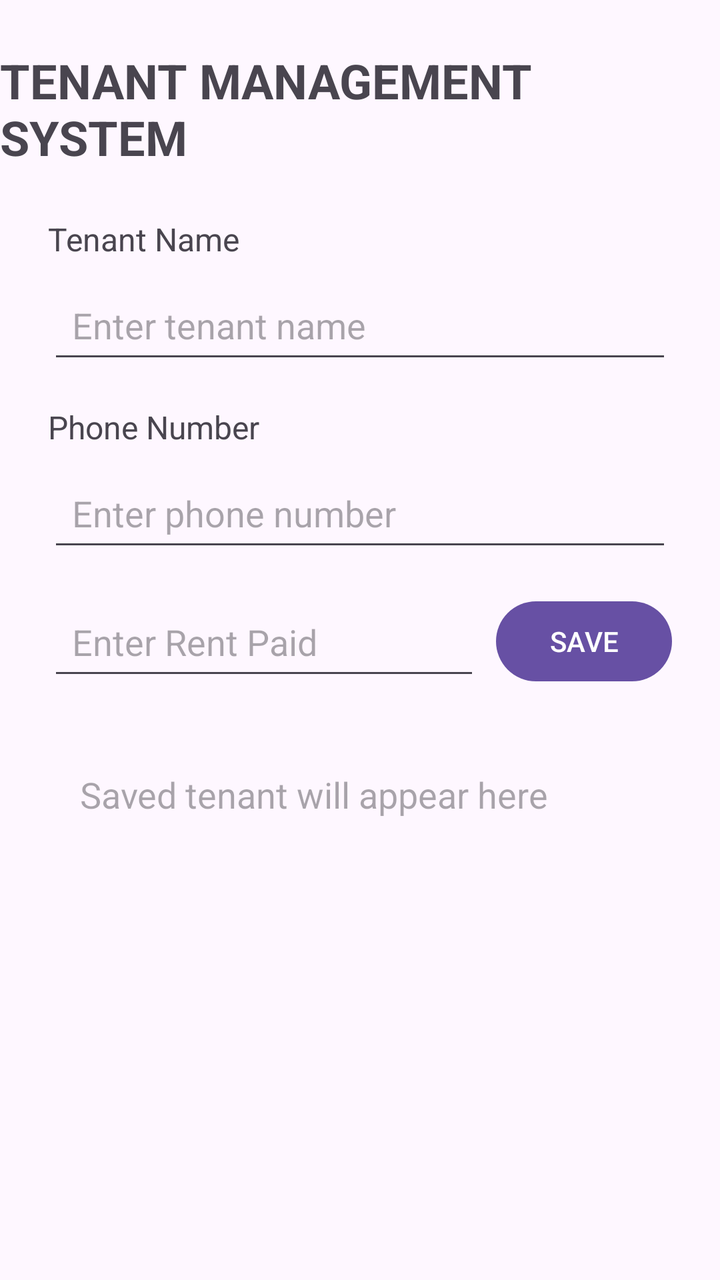
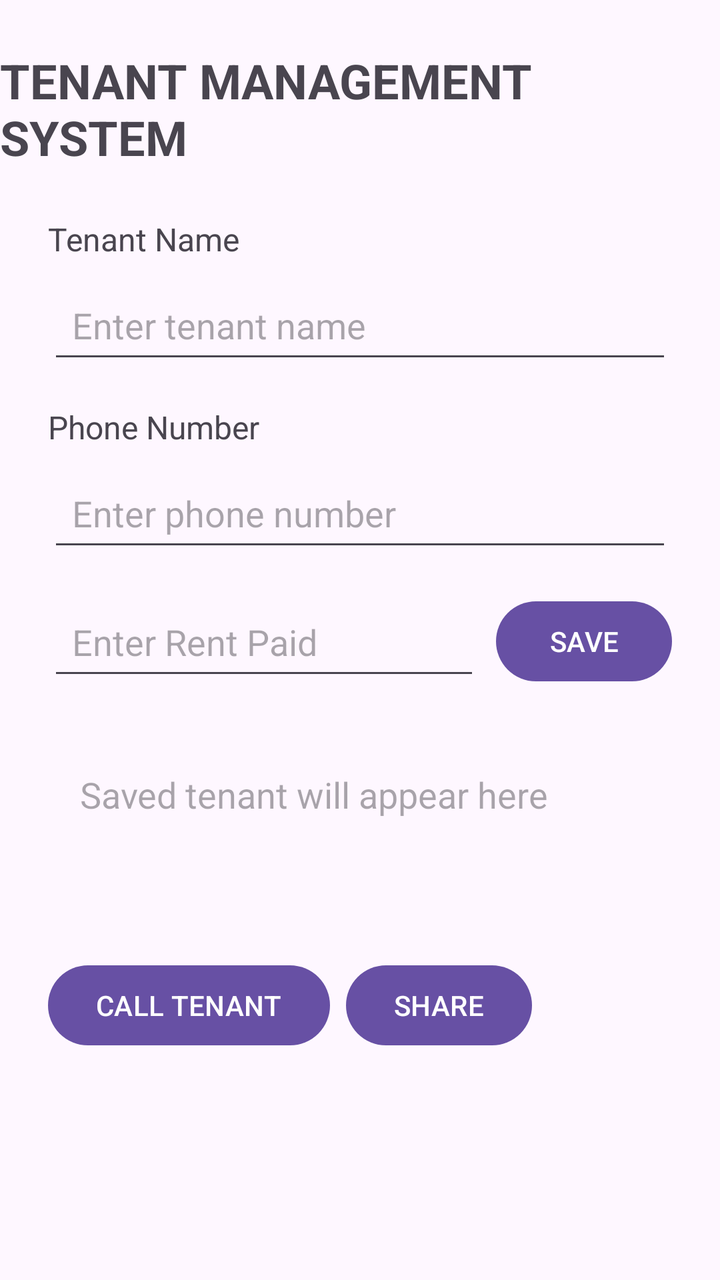

The first picture is an Android layout as it rendered before a commit; the second is the same layout after the commit. The layout source and the unified diff follow.
<!-- AndroidManifest.xml: application theme Theme.TenantManagementSystem -->
<!-- res/layout/activity_main.xml -->
<?xml version="1.0" encoding="utf-8"?>
<layout xmlns:android="http://schemas.android.com/apk/res/android"
    xmlns:app="http://schemas.android.com/apk/res-auto">

    <data>
        <variable
            name="tenant"
            type="com.example.tenantmanagementsystem.Tenant" />
    </data>

    <androidx.constraintlayout.widget.ConstraintLayout
        android:layout_width="match_parent"
        android:layout_height="match_parent">

        <TextView
            android:id="@+id/titleTextView"
            android:layout_width="wrap_content"
            android:layout_height="wrap_content"
            android:text="TENANT MANAGEMENT SYSTEM"
            android:textSize="24sp"
            android:textStyle="bold"
            android:layout_marginTop="24dp"
            app:layout_constraintTop_toTopOf="parent"
            app:layout_constraintStart_toStartOf="parent"
            app:layout_constraintEnd_toEndOf="parent" />

        <TextView
            android:id="@+id/tenantNameLabel"
            android:layout_width="wrap_content"
            android:layout_height="wrap_content"
            android:text="Tenant Name"
            android:textSize="16sp"
            android:layout_marginTop="24dp"
            android:layout_marginStart="24dp"
            app:layout_constraintTop_toBottomOf="@id/titleTextView"
            app:layout_constraintStart_toStartOf="parent" />

        <EditText
            android:id="@+id/tenantNameEditText"
            android:layout_width="0dp"
            android:layout_height="wrap_content"
            android:hint="Enter tenant name"
            android:minHeight="48dp"
            android:padding="12dp"
            android:layout_marginTop="8dp"
            android:layout_marginStart="24dp"
            android:layout_marginEnd="24dp"
            app:layout_constraintTop_toBottomOf="@id/tenantNameLabel"
            app:layout_constraintStart_toStartOf="parent"
            app:layout_constraintEnd_toEndOf="parent" />

        <TextView
            android:id="@+id/phoneLabel"
            android:layout_width="wrap_content"
            android:layout_height="wrap_content"
            android:text="Phone Number"
            android:textSize="16sp"
            android:layout_marginTop="16dp"
            android:layout_marginStart="24dp"
            app:layout_constraintTop_toBottomOf="@id/tenantNameEditText"
            app:layout_constraintStart_toStartOf="parent" />

        <EditText
            android:id="@+id/phoneEditText"
            android:layout_width="0dp"
            android:layout_height="wrap_content"
            android:hint="Enter phone number"
            android:inputType="phone"
            android:minHeight="48dp"
            android:padding="12dp"
            android:layout_marginTop="8dp"
            android:layout_marginStart="24dp"
            android:layout_marginEnd="24dp"
            app:layout_constraintTop_toBottomOf="@id/phoneLabel"
            app:layout_constraintStart_toStartOf="parent"
            app:layout_constraintEnd_toEndOf="parent" />

        <EditText
            android:id="@+id/rentEditText"
            android:layout_width="0dp"
            android:layout_height="wrap_content"
            android:hint="Enter Rent Paid"
            android:inputType="numberDecimal"
            android:minHeight="48dp"
            android:padding="12dp"
            android:layout_marginStart="24dp"
            android:layout_marginTop="16dp"
            android:layout_marginEnd="8dp"
            app:layout_constraintTop_toBottomOf="@id/phoneEditText"
            app:layout_constraintStart_toStartOf="parent"
            app:layout_constraintEnd_toStartOf="@id/saveButton" />

        <Button
            android:id="@+id/saveButton"
            android:layout_width="wrap_content"
            android:layout_height="wrap_content"
            android:text="SAVE"
            android:layout_marginEnd="24dp"
            app:layout_constraintTop_toTopOf="@id/rentEditText"
            app:layout_constraintEnd_toEndOf="parent" />

        <TextView
            android:id="@+id/tenantResultTextView"
            android:layout_width="0dp"
            android:layout_height="wrap_content"
            android:text="@{tenant.summary()}"
            android:hint="Saved tenant will appear here"
            android:textSize="18sp"
            android:padding="16dp"
            android:layout_margin="24dp"
            app:layout_constraintTop_toBottomOf="@id/rentEditText"
            app:layout_constraintStart_toStartOf="parent"
            app:layout_constraintEnd_toEndOf="parent" />

        <TextView
            android:id="@+id/tenantNameOnlyTextView"
            android:layout_width="0dp"
            android:layout_height="wrap_content"
            android:text="@{tenant.name}"
            android:textSize="28sp"
            android:textStyle="bold"
            android:layout_marginStart="24dp"
            android:layout_marginEnd="24dp"
            app:layout_constraintTop_toBottomOf="@id/tenantResultTextView"
            app:layout_constraintStart_toStartOf="parent"
            app:layout_constraintEnd_toEndOf="parent" />

    </androidx.constraintlayout.widget.ConstraintLayout>
</layout>
<!-- resources referenced by this layout -->
<resources>
  <style name="Theme.TenantManagementSystem" parent="Base.Theme.TenantManagementSystem" />
  <style name="Base.Theme.TenantManagementSystem" parent="Theme.Material3.DayNight.NoActionBar">
          
          
      </style>
</resources>

<!-- the commit's change to res/layout/activity_main.xml (unified diff, before → after) -->
@@ -125,5 +125,24 @@
             app:layout_constraintStart_toStartOf="parent"
             app:layout_constraintEnd_toEndOf="parent" />
 
+        <Button
+            android:id="@+id/callButton"
+            android:layout_width="wrap_content"
+            android:layout_height="wrap_content"
+            android:text="CALL TENANT"
+            android:layout_marginStart="24dp"
+            android:layout_marginTop="16dp"
+            app:layout_constraintTop_toBottomOf="@id/tenantNameOnlyTextView"
+            app:layout_constraintStart_toStartOf="parent" />
+
+        <Button
+            android:id="@+id/shareButton"
+            android:layout_width="wrap_content"
+            android:layout_height="wrap_content"
+            android:text="SHARE"
+            android:layout_marginStart="8dp"
+            app:layout_constraintTop_toTopOf="@id/callButton"
+            app:layout_constraintStart_toEndOf="@id/callButton" />
+
     </androidx.constraintlayout.widget.ConstraintLayout>
 </layout>
